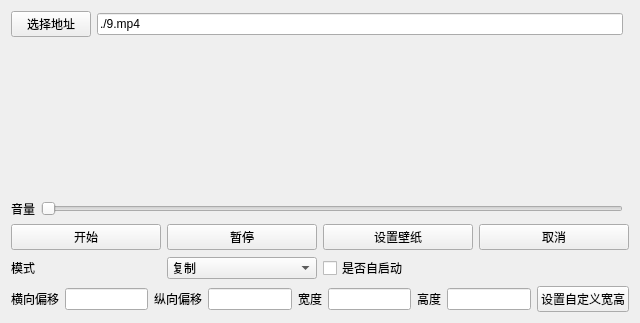
This is settingwindow.ui in dependon/fantascene-dynamic-wallpaper as Qt 5 draws it before an edit. The edited form follows.
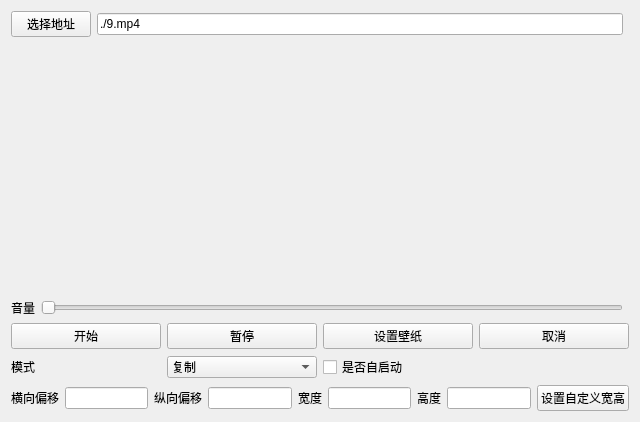
This is the edited form.

```diff
--- a/settingwindow.ui
+++ b/settingwindow.ui
@@ -6,8 +6,8 @@
    <rect>
     <x>0</x>
     <y>0</y>
-    <width>633</width>
-    <height>323</height>
+    <width>636</width>
+    <height>422</height>
    </rect>
   </property>
   <property name="windowTitle">
```
